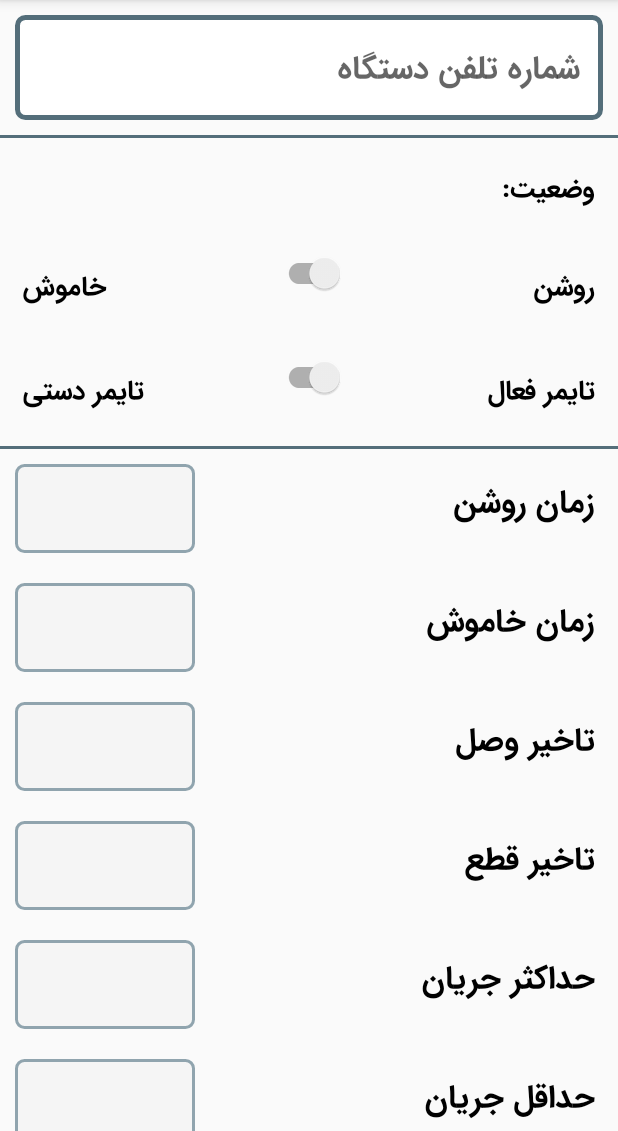
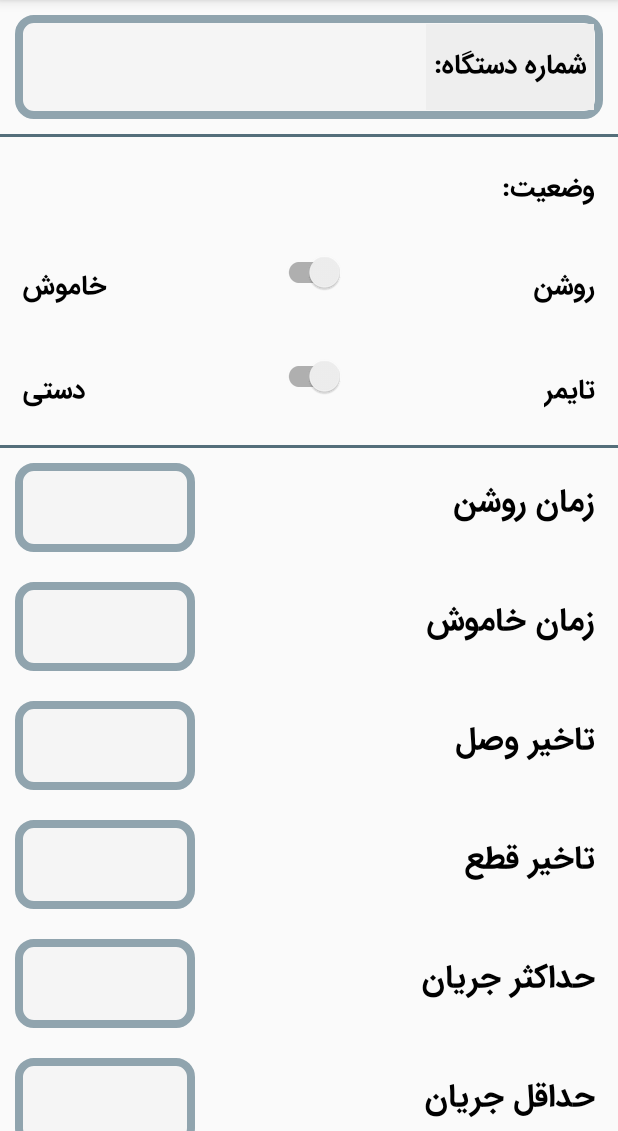
Before and after one commit to ali-zareshai/sms_controller, an Android app: the screen it shows after launch (MainActivity), on a phone screen of 412 x 824 dp, the part 105-1236 px from its top. Run offline under Robolectric (Android 15) with nearby library versions, the phone set to English and light mode, and no system bars; our stand-ins replace EventBus; libraries missing offline, so code that uses them is left out: cn.pedant, com.suke.widget, com.valdesekamdem.library; plain views replace SwitchButton; 4 statements that could not run were skipped.

Commit message:
addnew ui

```diff
--- a/app/src/main/java/com/bita/smscontrol/activity/MainActivity.kt
+++ b/app/src/main/java/com/bita/smscontrol/activity/MainActivity.kt
@@ -196,7 +196,7 @@ class MainActivity : AppCompatActivity(),View.OnClickListener {
         if(cmd=="reporte")
             sendSMS(devicePhoneNumber,"reporte")
         else
-            sendSMS(devicePhoneNumber,"*set*${cmd}*")
+            showWaringDialog(devicePhoneNumber,"*set*${cmd}*")
     }
 
     private fun sendParameters() {
@@ -250,7 +250,7 @@ class MainActivity : AppCompatActivity(),View.OnClickListener {
             devicePhoneNumberEdit?.setBackgroundResource(R.drawable.border_edittext_normal)
         }
 
-        if(delayConEdit?.text.toString().toInt()>240){
+        if(delayConEdit?.text.toString().trim().toInt()>240){
             delayConEdit?.setBackgroundResource(R.drawable.border_edittext_error)
             MDToast.makeText(
                 this,
@@ -263,11 +263,11 @@ class MainActivity : AppCompatActivity(),View.OnClickListener {
             delayConEdit?.setBackgroundResource(R.drawable.border_edittext_normal)
         }
 
-        if(delayDisEdit?.text.toString().toInt()>15){
+        if(delayDisEdit?.text.toString().trim().toInt()>15){
             delayDisEdit?.setBackgroundResource(R.drawable.border_edittext_error)
             MDToast.makeText(
                 this,
-                getString(R.string.low_from_240),
+                getString(R.string.low_from_15),
                 MDToast.LENGTH_LONG,
                 MDToast.TYPE_ERROR
             ).show()
--- a/app/src/main/res/drawable/border_edittext_normal.xml
+++ b/app/src/main/res/drawable/border_edittext_normal.xml
@@ -6,7 +6,7 @@
             <solid
                 android:color="@color/white" />
 
-            <corners android:radius="5dp" />
+            <corners android:radius="10dp" />
 
             <padding
                 android:top="2dp"
@@ -14,7 +14,7 @@
                 android:left="2dp"
                 android:right="2dp"/>
             <stroke
-                android:width="3dp"
+                android:width="5dp"
                 android:color="@color/g600" />
         </shape>
     </item>
@@ -25,14 +25,14 @@
                 android:color="@color/g100">
             </solid>
 
-            <corners android:radius="5dp" />
+            <corners android:radius="10dp" />
             <padding
                 android:top="2dp"
                 android:bottom="2dp"
                 android:left="2dp"
                 android:right="2dp"/>
             <stroke
-                android:width="2dp"
+                android:width="5dp"
                 android:color="@color/g300"/>
         </shape>
     </item>
--- a/app/src/main/res/layout/activity_main.xml
+++ b/app/src/main/res/layout/activity_main.xml
@@ -37,20 +37,42 @@
             android:layout_width="match_parent"
             android:orientation="vertical"
             android:layout_height="wrap_content">
+            <LinearLayout
+                android:layout_width="match_parent"
+                android:layout_height="wrap_content"
+                android:layoutDirection="rtl"
+                android:layout_margin="10dp"
+                android:background="@drawable/border_edittext_normal"
+                android:orientation="horizontal">
+                <TextView
+                    android:layout_width="wrap_content"
+                    android:layout_height="match_parent"
+                    android:textDirection="rtl"
+                    android:paddingVertical="10dp"
+                    android:paddingRight="5dp"
+                    android:paddingLeft="5dp"
+                    android:layout_margin="4dp"
+                    android:textSize="18sp"
+                    android:background="@color/g200"
+                    android:textColor="@color/black"
+                    android:layout_alignParentLeft="true"
+                    android:text="@string/device_number"/>
                 <EditText
                     android:layout_width="match_parent"
                     android:id="@+id/edit_device_phone"
-                android:layout_height="wrap_content"
+                    android:background="@color/transparent"
+                    android:layout_height="match_parent"
                     android:textColor="@color/black"
-                android:background="@drawable/border_edittext_normal"
                     android:layout_margin="10dp"
-                android:padding="15dp"
-                android:hint="@string/device_phone_number"
                     android:inputType="number"
+                    android:paddingRight="5dp"
+                    android:paddingLeft="5dp"
                     android:textStyle="bold"
                     android:textSize="21sp"
                     android:maxLength="11"
                     android:textDirection="rtl"/>
+            </LinearLayout>
+
             <View
                 android:layout_width="match_parent"
                 android:layout_height="2dp"
@@ -337,28 +359,33 @@
                     </RelativeLayout>
                     <LinearLayout
                         android:layout_width="match_parent"
+                        android:layout_height="wrap_content"
                         android:layoutDirection="rtl"
-                        android:orientation="vertical"
-                        android:layout_height="wrap_content">
+                        android:layout_margin="10dp"
+                        android:background="@drawable/border_edittext_normal"
+                        android:orientation="horizontal">
                         <TextView
                             android:layout_width="wrap_content"
-                            android:layout_height="wrap_content"
+                            android:layout_height="match_parent"
+                            android:textDirection="rtl"
+                            android:paddingVertical="10dp"
+                            android:paddingRight="5dp"
+                            android:paddingLeft="5dp"
+                            android:layout_margin="4dp"
+                            android:textSize="18sp"
+                            android:background="@color/g200"
                             android:textColor="@color/black"
-                            android:textSize="21sp"
-                            android:text="@string/phone_number"
-                            android:padding="10dp"
-                            android:layout_margin="5dp"/>
+                            android:layout_alignParentLeft="true"
+                            android:text="@string/operator_number"/>
                         <EditText
                             android:layout_width="match_parent"
-                            android:layout_height="wrap_content"
-                            android:layout_alignParentLeft="true"
-                            android:padding="15dp"
+                            android:layout_height="match_parent"
                             android:id="@+id/edit_phone_number"
                             android:layout_margin="10dp"
                             android:maxLength="11"
                             android:textSize="21sp"
                             android:inputType="number"
-                            android:background="@drawable/border_edittext_normal"/>
+                            android:background="@color/transparent"/>
                     </LinearLayout>
                     <View
                         android:layout_width="match_parent"
--- a/app/src/main/res/values/colors.xml
+++ b/app/src/main/res/values/colors.xml
@@ -26,4 +26,5 @@
     <color name="g800">#424242</color>
     <color name="g500">#9E9E9E</color>
     <color name="g700">#616161</color>
+    <color name="g200">#EEEEEE</color>
 </resources>
--- a/app/src/main/res/values/strings.xml
+++ b/app/src/main/res/values/strings.xml
@@ -1,10 +1,10 @@
 <resources>
     <string name="app_name">Sms Control</string>
-    <string name="device_phone_number">شماره تلفن دستگاه</string>
+    <string name="device_number">شماره دستگاه:</string>
     <string name="off">خاموش</string>
     <string name="on">روشن</string>
-    <string name="active_timer">تایمر فعال</string>
-    <string name="manual_timer">تایمر دستی</string>
+    <string name="active_timer">تایمر</string>
+    <string name="manual_timer">دستی</string>
     <string name="on_time">زمان روشن</string>
     <string name="off_time">زمان خاموش</string>
     <string name="delay_connect">تاخیر وصل</string>
@@ -30,4 +30,5 @@
     <string name="over_amp">جریان زیاد</string>
     <string name="under_amp">جریان کم</string>
     <string name="reset_app">لطفا دوباره وارد برنامه شوید</string>
+    <string name="operator_number">شماره اپراتور</string>
 </resources>
```
Lines whose indentation alone changed are shown as unchanged.
